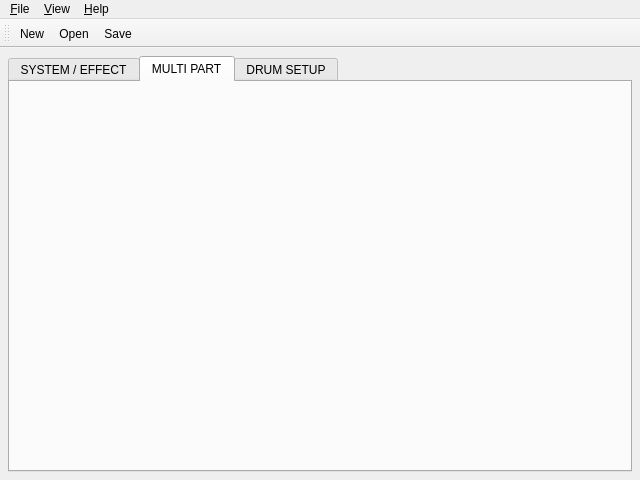
Qt form src/qxgeditMainForm.ui (rncbc/qxgedit) before a commit.
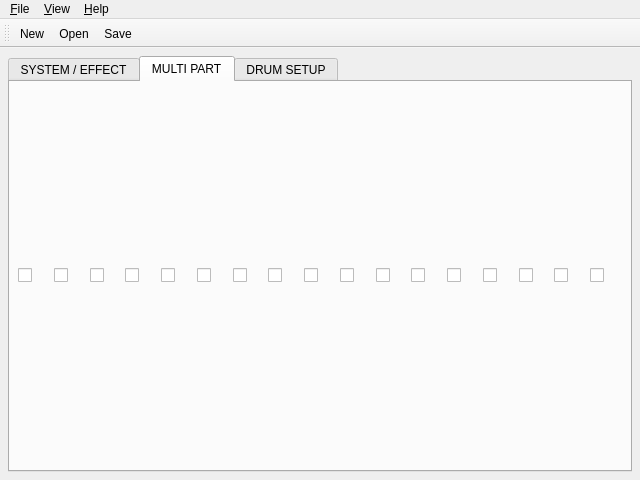
The same form after that commit. The open tabs and pages were chosen to show the change. Icons and pictures are not drawn. Custom widgets are drawn as their Qt base class.

Commit message: - Multipart tab is starting to evolve.

The edit to the form file:
```diff
--- a/src/qxgeditMainForm.ui
+++ b/src/qxgeditMainForm.ui
@@ -718,6 +718,59 @@
        <attribute name="title" >
         <string>MULTI PART</string>
        </attribute>
+       <layout class="QHBoxLayout" >
+        <item>
+         <widget class="qxgeditCheck" name="MultipartPBCheck" />
+        </item>
+        <item>
+         <widget class="qxgeditCheck" name="MultipartCATCheck" />
+        </item>
+        <item>
+         <widget class="qxgeditCheck" name="MultipartPCCheck" />
+        </item>
+        <item>
+         <widget class="qxgeditCheck" name="MultipartCCCheck" />
+        </item>
+        <item>
+         <widget class="qxgeditCheck" name="MultipartPATCheck" />
+        </item>
+        <item>
+         <widget class="qxgeditCheck" name="MultipartNoteCheck" />
+        </item>
+        <item>
+         <widget class="qxgeditCheck" name="MultipartRPNCheck" />
+        </item>
+        <item>
+         <widget class="qxgeditCheck" name="MultipartNRPNCheck" />
+        </item>
+        <item>
+         <widget class="qxgeditCheck" name="MultipartModCheck" />
+        </item>
+        <item>
+         <widget class="qxgeditCheck" name="MultipartVolCheck" />
+        </item>
+        <item>
+         <widget class="qxgeditCheck" name="MultipartPanCheck" />
+        </item>
+        <item>
+         <widget class="qxgeditCheck" name="MultipartExprCheck" />
+        </item>
+        <item>
+         <widget class="qxgeditCheck" name="MultipartHold1Check" />
+        </item>
+        <item>
+         <widget class="qxgeditCheck" name="MultipartPortaCheck" />
+        </item>
+        <item>
+         <widget class="qxgeditCheck" name="MultipartSostCheck" />
+        </item>
+        <item>
+         <widget class="qxgeditCheck" name="MultipartPedalCheck" />
+        </item>
+        <item>
+         <widget class="qxgeditCheck" name="MultipartBankCheck" />
+        </item>
+       </layout>
       </widget>
       <widget class="QWidget" name="DRUM_SETUP" >
        <attribute name="title" >
@@ -1004,7 +1057,11 @@
    <class>qxgeditDial</class>
    <extends>QLabel</extends>
    <header>qxgeditDial.h</header>
-   <container>1</container>
+  </customwidget>
+  <customwidget>
+   <class>qxgeditCheck</class>
+   <extends>QCheckBox</extends>
+   <header>qxgeditCheck.h</header>
   </customwidget>
   <customwidget>
    <class>qxgeditCombo</class>
```
Left out of the diff: 1 changed line with no effect on the pictures. The commit also changes 7 other files.
